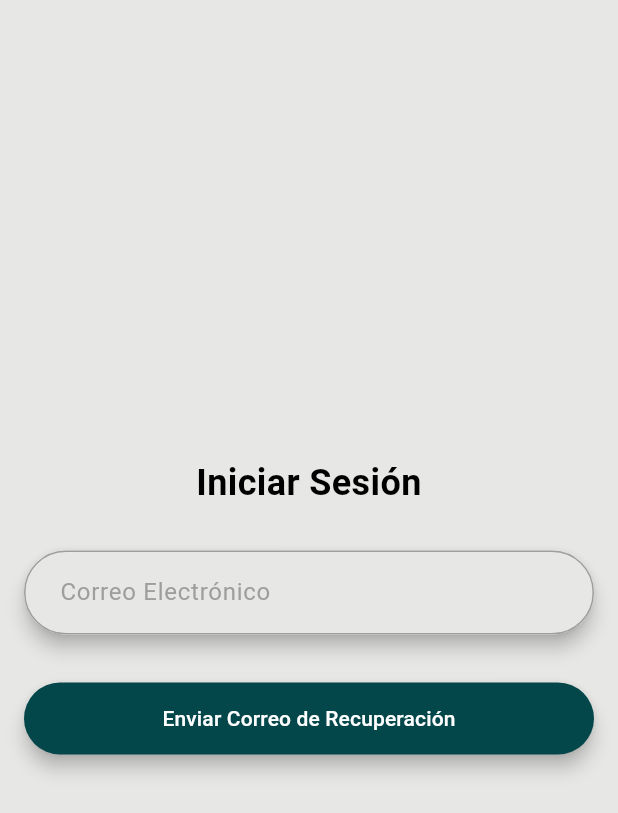
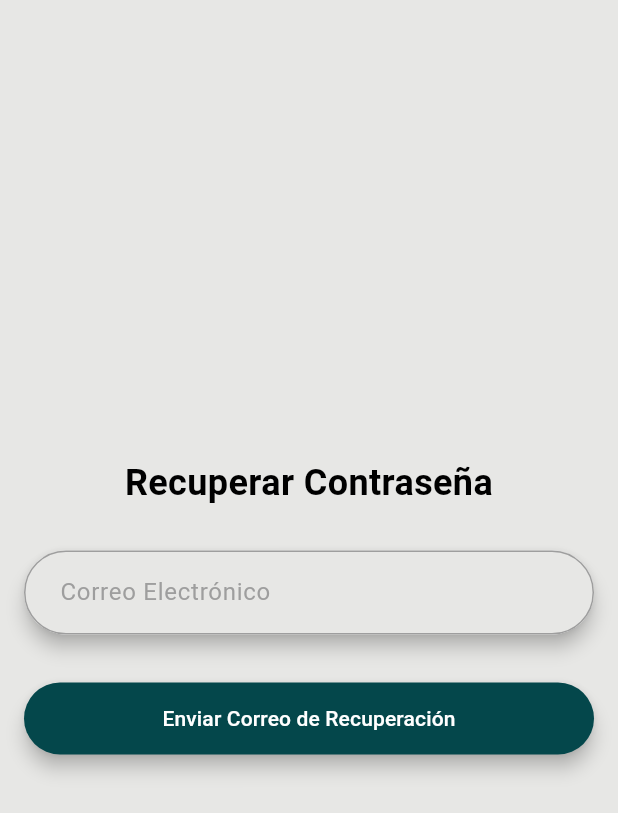
Before and after one commit to iTzGooDLife/neighborcafe, a Flutter app: the PasswordResetView screen opened by its route, on a phone screen of 412 x 824 dp. Shown: the top 813 px of the screen. Run offline on Flutter 3.47's test engine with Material 3 defaults, Android fonts, the phone set to English and light mode, and no system bars; our stand-ins replace cloud_firestore, firebase_auth, firebase_core, flutter_dotenv, flutter_secure_storage, google_maps_flutter and 1 more; accounts and stored records are empty; generated files the repository leaves out were written again.

Commit message:
style: change title reset password

```diff
--- a/neighborcafe/lib/src/views/reset_email.dart
+++ b/neighborcafe/lib/src/views/reset_email.dart
@@ -39,7 +39,7 @@ class _PasswordResetViewState extends State<PasswordResetView> {
           crossAxisAlignment: CrossAxisAlignment.stretch,
           children: [
             const Text(
-              'Iniciar Sesión',
+              'Recuperar Contraseña',
               textAlign: TextAlign.center,
               style: TextStyle(
                 fontSize: 24,
```
